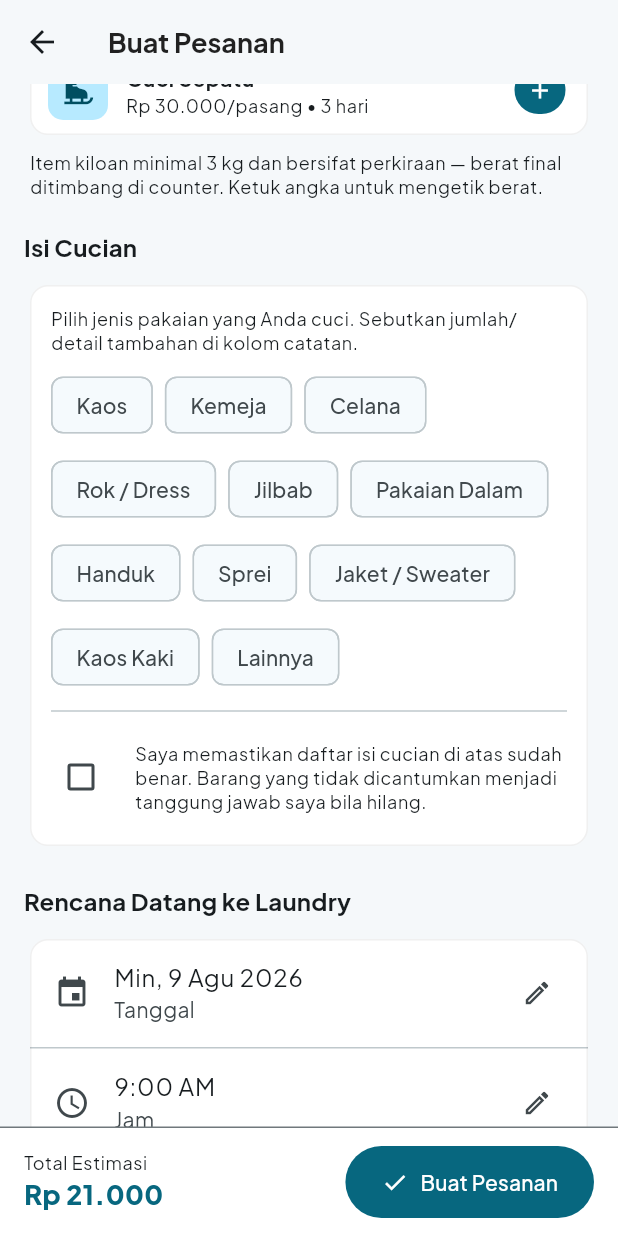
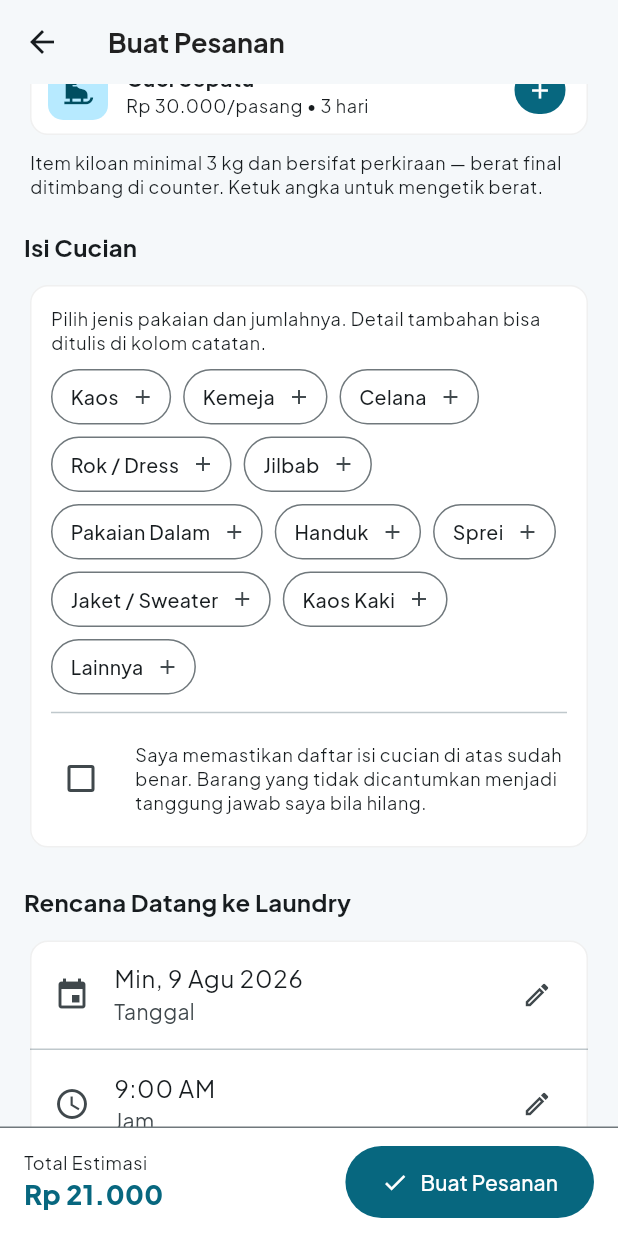
Before and after one commit to mustang77/tideview, a Flutter app: the NewOrderScreen screen opened directly with sample values from the repository, scrolled down 576 dp, on a phone screen of 412 x 824 dp. Run offline on Flutter 3.47's test engine with Material 3 defaults, Android fonts, the phone set to English and light mode, and no system bars; our stand-ins replace shared_preferences; accounts and stored records are empty.

Commit message:
Isi cucian dengan jumlah per jenis (mis. Kaos x3)
Chip isi cucian kini berupa penghitung: ketuk untuk memilih, lalu
+/- mengatur jumlah per jenis pakaian. Deklarasi tersimpan sebagai
'Kaos x3, Kemeja x2, ...' dan tampil di detail pesanan pelanggan
maupun pemilik.

Co-Authored-By: Claude Fable 5 <noreply@anthropic.com>
Claude-Session: https://claude.ai/code/session_011uZGEuV6kqQrityoLkhmTJ

```diff
--- a/lib/screens/new_order_screen.dart
+++ b/lib/screens/new_order_screen.dart
@@ -37,7 +37,8 @@ class _NewOrderScreenState extends State<NewOrderScreen> {
   /// Jumlah per item katalog (0 = tidak dipesan).
   final Map<String, double> _qty = {};
 
-  final Set<String> _contents = {};
+  /// Jumlah per jenis cucian yang dideklarasikan (0 = tidak dipilih).
+  final Map<String, int> _contents = {};
   bool _agree = false;
 
   late DateTime _date = DateTime.now();
@@ -197,7 +198,10 @@ class _NewOrderScreenState extends State<NewOrderScreen> {
     store.saveProfile(name, phone, store.profile.address);
     final order = store.createOrder(
       items: items,
-      contents: _contents.toList(),
+      contents: [
+        for (final e in _contents.entries)
+          if (e.value > 0) '${e.key} ×${e.value}',
+      ],
       name: name,
       phone: phone,
       scheduledAt: DateTime(
@@ -258,8 +262,8 @@ class _NewOrderScreenState extends State<NewOrderScreen> {
                       crossAxisAlignment: CrossAxisAlignment.start,
                       children: [
                         Text(
-                          'Pilih jenis pakaian yang Anda cuci. Sebutkan '
-                          'jumlah/detail tambahan di kolom catatan.',
+                          'Pilih jenis pakaian dan jumlahnya. Detail '
+                          'tambahan bisa ditulis di kolom catatan.',
                           style: theme.textTheme.bodySmall,
                         ),
                         const SizedBox(height: 10),
@@ -268,14 +272,17 @@ class _NewOrderScreenState extends State<NewOrderScreen> {
                           runSpacing: 8,
                           children: [
                             for (final c in laundryContents)
-                              FilterChip(
-                                label: Text(c),
-                                selected: _contents.contains(c),
-                                onSelected: (v) => setState(() {
-                                  if (v) {
-                                    _contents.add(c);
+                              _ContentCounter(
+                                label: c,
+                                count: _contents[c] ?? 0,
+                                onAdd: () => setState(() => _contents[c] =
+                                    (_contents[c] ?? 0) + 1),
+                                onRemove: () => setState(() {
+                                  final next = (_contents[c] ?? 0) - 1;
+                                  if (next <= 0) {
+                                    _contents.remove(c);
                                   } else {
-                                    _contents.remove(c);
+                                    _contents[c] = next;
                                   }
                                 }),
                               ),
@@ -509,3 +516,83 @@ class _ItemRow extends StatelessWidget {
     );
   }
 }
+
+/// Chip penghitung untuk deklarasi isi cucian: belum dipilih tampil
+/// sebagai "Kaos +", setelah dipilih menjadi "− Kaos 3 +".
+class _ContentCounter extends StatelessWidget {
+  const _ContentCounter({
+    required this.label,
+    required this.count,
+    required this.onAdd,
+    required this.onRemove,
+  });
+
+  final String label;
+  final int count;
+  final VoidCallback onAdd;
+  final VoidCallback onRemove;
+
+  @override
+  Widget build(BuildContext context) {
+    final theme = Theme.of(context);
+    final selected = count > 0;
+    return Container(
+      decoration: BoxDecoration(
+        color: selected
+            ? theme.colorScheme.primaryContainer
+            : Colors.transparent,
+        border: Border.all(
+          color: selected
+              ? theme.colorScheme.primary
+              : theme.dividerColor,
+        ),
+        borderRadius: BorderRadius.circular(20),
+      ),
+      child: Row(
+        mainAxisSize: MainAxisSize.min,
+        children: [
+          if (selected)
+            InkWell(
+              borderRadius: BorderRadius.circular(20),
+              onTap: onRemove,
+              child: Padding(
+                padding: const EdgeInsets.fromLTRB(10, 8, 6, 8),
+                child: Icon(Icons.remove,
+                    size: 16, color: theme.colorScheme.primary),
+              ),
+            ),
+          InkWell(
+            borderRadius: BorderRadius.circular(20),
+            onTap: onAdd,
+            child: Padding(
+              padding: EdgeInsets.fromLTRB(selected ? 2 : 12, 8, 2, 8),
+              child: Text(
+                selected ? '$label $count' : label,
+                style: TextStyle(
+                  fontSize: 13,
+                  fontWeight:
+                      selected ? FontWeight.w700 : FontWeight.w500,
+                  color: selected
+                      ? theme.colorScheme.onPrimaryContainer
+                      : theme.colorScheme.onSurface,
+                ),
+              ),
+            ),
+          ),
+          InkWell(
+            borderRadius: BorderRadius.circular(20),
+            onTap: onAdd,
+            child: Padding(
+              padding: const EdgeInsets.fromLTRB(6, 8, 10, 8),
+              child: Icon(Icons.add,
+                  size: 16,
+                  color: selected
+                      ? theme.colorScheme.primary
+                      : theme.colorScheme.onSurfaceVariant),
+            ),
+          ),
+        ],
+      ),
+    );
+  }
+}
```
